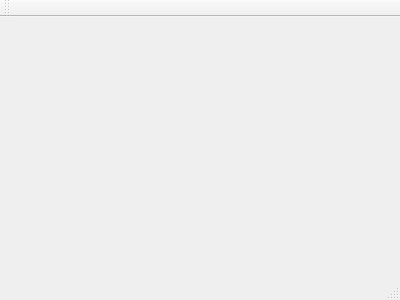
Above: C-Compiler/mainwindow.ui from LeeeeoLiu/Compiler before the change. Below: the same form after it.
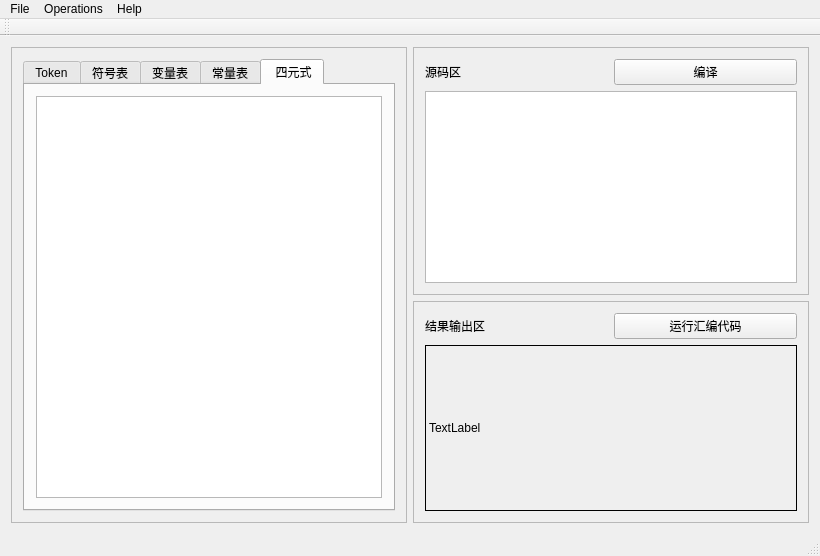
That is the form after the change.

```diff
--- a/C-Compiler/mainwindow.ui
+++ b/C-Compiler/mainwindow.ui
@@ -1,24 +1,247 @@
 <ui version="4.0">
  <class>MainWindow</class>
- <widget class="QMainWindow" name="MainWindow" >
-  <property name="geometry" >
+ <widget class="QMainWindow" name="MainWindow">
+  <property name="geometry">
    <rect>
     <x>0</x>
     <y>0</y>
-    <width>400</width>
-    <height>300</height>
+    <width>820</width>
+    <height>556</height>
    </rect>
   </property>
   <property name="windowTitle" >
    <string>MainWindow</string>
   </property>
-  <widget class="QMenuBar" name="menuBar" />
-  <widget class="QToolBar" name="mainToolBar" />
-  <widget class="QWidget" name="centralWidget" />
-  <widget class="QStatusBar" name="statusBar" />
+  <widget class="QWidget" name="centralWidget">
+   <layout class="QGridLayout" name="gridLayout">
+    <item row="0" column="0" rowspan="2">
+     <widget class="QScrollArea" name="scrollArea_2">
+      <property name="widgetResizable">
+       <bool>true</bool>
+      </property>
+      <widget class="QWidget" name="scrollAreaWidgetContents_2">
+       <property name="geometry">
+        <rect>
+         <x>0</x>
+         <y>0</y>
+         <width>391</width>
+         <height>474</height>
+        </rect>
+       </property>
+       <layout class="QGridLayout" name="gridLayout_3">
+        <item row="0" column="0">
+         <widget class="QTabWidget" name="tabWidget">
+          <property name="currentIndex">
+           <number>4</number>
+          </property>
+          <widget class="QWidget" name="tab_8">
+           <attribute name="title">
+            <string>Token</string>
+           </attribute>
+           <layout class="QGridLayout" name="gridLayout_8">
+            <item row="0" column="0">
+             <widget class="QTableView" name="tableView_4"/>
+            </item>
+           </layout>
+          </widget>
+          <widget class="QWidget" name="tab_5">
+           <attribute name="title">
+            <string>符号表</string>
+           </attribute>
+           <layout class="QGridLayout" name="gridLayout_7">
+            <item row="0" column="0">
+             <widget class="QTableView" name="tableView_3"/>
+            </item>
+           </layout>
+          </widget>
+          <widget class="QWidget" name="tab_6">
+           <attribute name="title">
+            <string>变量表</string>
+           </attribute>
+           <layout class="QGridLayout" name="gridLayout_6">
+            <item row="0" column="0">
+             <widget class="QTableView" name="tableView_2"/>
+            </item>
+           </layout>
+          </widget>
+          <widget class="QWidget" name="tab_7">
+           <attribute name="title">
+            <string>常量表</string>
+           </attribute>
+           <layout class="QGridLayout" name="gridLayout_5">
+            <item row="0" column="0">
+             <widget class="QTableView" name="tableView"/>
+            </item>
+           </layout>
+          </widget>
+          <widget class="QWidget" name="tab_9">
+           <attribute name="title">
+            <string> 四元式</string>
+           </attribute>
+           <layout class="QGridLayout" name="gridLayout_9">
+            <item row="0" column="0">
+             <widget class="QTableView" name="tableView_5"/>
+            </item>
+           </layout>
+          </widget>
+         </widget>
+        </item>
+       </layout>
+      </widget>
+     </widget>
+    </item>
+    <item row="0" column="1">
+     <widget class="QScrollArea" name="scrollArea">
+      <property name="widgetResizable">
+       <bool>true</bool>
+      </property>
+      <widget class="QWidget" name="scrollAreaWidgetContents">
+       <property name="geometry">
+        <rect>
+         <x>0</x>
+         <y>0</y>
+         <width>391</width>
+         <height>231</height>
+        </rect>
+       </property>
+       <property name="autoFillBackground">
+        <bool>false</bool>
+       </property>
+       <layout class="QGridLayout" name="gridLayout_2">
+        <item row="0" column="0">
+         <widget class="QLabel" name="label">
+          <property name="text">
+           <string>源码区</string>
+          </property>
+         </widget>
+        </item>
+        <item row="1" column="0" colspan="2">
+         <widget class="QTextEdit" name="codeArea"/>
+        </item>
+        <item row="0" column="1">
+         <widget class="QPushButton" name="pushButton">
+          <property name="text">
+           <string>编译</string>
+          </property>
+         </widget>
+        </item>
+       </layout>
+      </widget>
+     </widget>
+    </item>
+    <item row="1" column="1">
+     <widget class="QScrollArea" name="scrollArea_3">
+      <property name="widgetResizable">
+       <bool>true</bool>
+      </property>
+      <widget class="QWidget" name="scrollAreaWidgetContents_3">
+       <property name="geometry">
+        <rect>
+         <x>0</x>
+         <y>0</y>
+         <width>391</width>
+         <height>231</height>
+        </rect>
+       </property>
+       <layout class="QGridLayout" name="gridLayout_4">
+        <item row="0" column="0">
+         <widget class="QLabel" name="label_2">
+          <property name="text">
+           <string>结果输出区</string>
+          </property>
+         </widget>
+        </item>
+        <item row="1" column="0" colspan="2">
+         <widget class="QLabel" name="statusArea">
+          <property name="frameShape">
+           <enum>QFrame::Panel</enum>
+          </property>
+          <property name="text">
+           <string>TextLabel</string>
+          </property>
+         </widget>
+        </item>
+        <item row="0" column="1">
+         <widget class="QPushButton" name="pushButton_2">
+          <property name="text">
+           <string>运行汇编代码</string>
+          </property>
+         </widget>
+        </item>
+       </layout>
+      </widget>
+     </widget>
+    </item>
+   </layout>
+  </widget>
+  <widget class="QMenuBar" name="menuBar">
+   <property name="geometry">
+    <rect>
+     <x>0</x>
+     <y>0</y>
+     <width>820</width>
+     <height>22</height>
+    </rect>
+   </property>
+   <widget class="QMenu" name="menuFile">
+    <property name="title">
+     <string>File</string>
+    </property>
+    <addaction name="actionOpen"/>
+    <addaction name="separator"/>
+    <addaction name="actionSave"/>
+   </widget>
+   <widget class="QMenu" name="menuOperations">
+    <property name="title">
+     <string>Operations</string>
+    </property>
+   </widget>
+   <widget class="QMenu" name="menuHelp">
+    <property name="title">
+     <string>Help</string>
+    </property>
+    <addaction name="actionHelp"/>
+   </widget>
+   <addaction name="menuFile"/>
+   <addaction name="menuOperations"/>
+   <addaction name="menuHelp"/>
+  </widget>
+  <widget class="QToolBar" name="mainToolBar">
+   <attribute name="toolBarArea">
+    <enum>TopToolBarArea</enum>
+   </attribute>
+   <attribute name="toolBarBreak">
+    <bool>false</bool>
+   </attribute>
+  </widget>
+  <widget class="QStatusBar" name="statusBar"/>
+  <action name="actionKeyboard_Info">
+   <property name="text">
+    <string>Keyboard Info</string>
+   </property>
+  </action>
+  <action name="actionXZ_Plane">
+   <property name="text">
+    <string>XZ Plane</string>
+   </property>
+  </action>
+  <action name="actionHelp">
+   <property name="text">
+    <string>Help</string>
+   </property>
+  </action>
+  <action name="actionOpen">
+   <property name="text">
+    <string>Open</string>
+   </property>
+  </action>
+  <action name="actionSave">
+   <property name="text">
+    <string>Save</string>
+   </property>
+  </action>
  </widget>
- <layoutDefault spacing="6" margin="11" />
- <pixmapfunction></pixmapfunction>
+ <layoutdefault spacing="6" margin="11"/>
  <resources/>
  <connections/>
 </ui>
```
Left out of the diff: 3 changed lines with no effect on the pictures.
